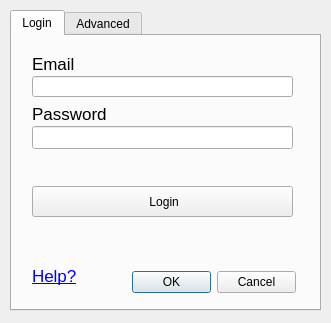
Above: ui/watering_login_dialog.ui from Ingeniousware/QGISWaterIng before the change. Below: the same form after it.
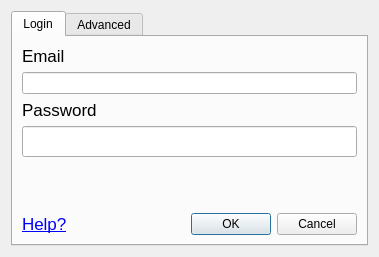
That is the form after the change. Custom widgets are drawn as their Qt base class.

Commit message: login dialog redesign

The edit to the form file:
```diff
--- a/ui/watering_login_dialog.ui
+++ b/ui/watering_login_dialog.ui
@@ -9,22 +9,16 @@
    <rect>
     <x>0</x>
     <y>0</y>
-    <width>331</width>
-    <height>323</height>
+    <width>379</width>
+    <height>257</height>
    </rect>
   </property>
   <property name="windowTitle">
    <string>WaterIng API Connection</string>
   </property>
+  <layout class="QVBoxLayout" name="verticalLayout">
+   <item>
   <widget class="QTabWidget" name="container">
-   <property name="geometry">
-    <rect>
-     <x>10</x>
-     <y>10</y>
-     <width>311</width>
-     <height>301</height>
-    </rect>
-   </property>
    <property name="sizePolicy">
     <sizepolicy hsizetype="Preferred" vsizetype="Preferred">
      <horstretch>0</horstretch>
@@ -49,16 +43,9 @@
     <attribute name="title">
      <string>Login</string>
     </attribute>
-
+      <layout class="QVBoxLayout" name="verticalLayout_2">
+       <item>
     <widget class="QLabel" name="emailUsr">
-     <property name="geometry">
-      <rect>
-       <x>20</x>
-       <y>20</y>
-       <width>60</width>
-       <height>16</height>
-      </rect>
-     </property>
      <property name="font">
       <font>
        <pointsize>13</pointsize>
@@ -71,27 +58,12 @@
       <string>Email</string>
      </property>
     </widget>
-    <widget class="QLineEdit" name="emailInput">
-     <property name="geometry">
-      <rect>
-       <x>20</x>
-       <y>40</y>
-       <width>261</width>
-       <height>21</height>
-      </rect>
-     </property>
-    </widget>
-
-
+       </item>
+       <item>
+        <widget class="QLineEdit" name="emailInput"/>
+       </item>
+       <item>
     <widget class="QLabel" name="passwordUsr">
-     <property name="geometry">
-      <rect>
-       <x>20</x>
-       <y>70</y>
-       <width>91</width>
-       <height>16</height>
-      </rect>
-     </property>
      <property name="font">
       <font>
        <pointsize>13</pointsize>
@@ -102,15 +74,9 @@
       <string>Password</string>
      </property>
     </widget>
+       </item>
+       <item>
     <widget class="QgsPasswordLineEdit" name="passwordInput">
-     <property name="geometry">
-      <rect>
-       <x>20</x>
-       <y>90</y>
-       <width>261</width>
-       <height>23</height>
-      </rect>
-     </property>
      <property name="font">
       <font>
        <pointsize>14</pointsize>
@@ -124,36 +90,34 @@
       <bool>true</bool>
      </property>
     </widget>
-
-
-
-    <widget class="QPushButton" name="loginBtn">
-     <property name="geometry">
-      <rect>
-       <x>20</x>
-       <y>150</y>
-       <width>261</width>
-       <height>31</height>
-      </rect>
-     </property>
+       </item>
+       <item>
+        <spacer name="verticalSpacer_2">
+         <property name="orientation">
+          <enum>Qt::Vertical</enum>
+         </property>
+         <property name="sizeHint" stdset="0">
+          <size>
+           <width>20</width>
+           <height>40</height>
+          </size>
+         </property>
+        </spacer>
+       </item>
+       <item>
+        <widget class="QLabel" name="errorLogin">
      <property name="styleSheet">
-      <string notr="true"/>
+          <string notr="true">color:red</string>
      </property>
      <property name="text">
-      <string> Login</string>
-     </property>
-    </widget>
-
-
+          <string/>
+         </property>
+        </widget>
+       </item>
+       <item>
+        <layout class="QHBoxLayout" name="horizontalLayout">
+         <item>
     <widget class="QLabel" name="help_link">
-     <property name="geometry">
-      <rect>
-       <x>20</x>
-       <y>230</y>
-       <width>200</width>
-       <height>20</height>
-      </rect>
-     </property>
      <property name="font">
       <font>
        <family>Segoe UI</family>
@@ -170,82 +134,66 @@
       <bool>true</bool>
      </property>
     </widget>
-
-    <widget class="QLabel" name="errorLogin">
-     <property name="geometry">
-      <rect>
-       <x>20</x>
-       <y>190</y>
-       <width>231</width>
-       <height>16</height>
-      </rect>
-     </property>
-     <property name="styleSheet">
-      <string notr="true">color:red</string>
-     </property>
-     <property name="text">
-      <string/>
-     </property>
-    </widget>
-
+         </item>
+         <item>
     <widget class="QDialogButtonBox" name="buttonAcceptCancel">
      <property name="enabled">
       <bool>true</bool>
      </property>
-     <property name="geometry">
-      <rect>
-       <x>120</x>
-       <y>230</y>
-       <width>164</width>
-       <height>32</height>
-      </rect>
-     </property>
      <property name="standardButtons">
       <set>QDialogButtonBox::Cancel|QDialogButtonBox::Ok</set>
      </property>
     </widget>
-
+         </item>
+        </layout>
+       </item>
+      </layout>
    </widget>
    <widget class="QWidget" name="advanced">
     <attribute name="title">
      <string>Advanced</string>
     </attribute>
+      <layout class="QVBoxLayout" name="verticalLayout_3">
+       <item>
+        <widget class="QLabel" name="labelServer">
+         <property name="font">
+          <font>
+           <pointsize>13</pointsize>
+           <weight>50</weight>
+           <bold>false</bold>
+           <kerning>false</kerning>
+          </font>
+         </property>
+         <property name="text">
+          <string>Server Url</string>
+         </property>
+        </widget>
+       </item>
+       <item>
     <widget class="QLineEdit" name="serverInput">
-     <property name="geometry">
-      <rect>
-       <x>20</x>
-       <y>40</y>
-       <width>261</width>
-       <height>21</height>
-      </rect>
-     </property>
      <property name="placeholderText">
       <string>https://dev.watering.online</string>
      </property>
     </widget>
-    <widget class="QLabel" name="labelServer">
-     <property name="geometry">
-      <rect>
-       <x>20</x>
-       <y>20</y>
-       <width>151</width>
-       <height>16</height>
-      </rect>
-     </property>
-     <property name="font">
-      <font>
-       <pointsize>13</pointsize>
-       <weight>50</weight>
-       <bold>false</bold>
-       <kerning>false</kerning>
-      </font>
-     </property>
-     <property name="text">
-      <string>Server Url</string>
-     </property>
-    </widget>
-   </widget>
-  </widget>
+       </item>
+       <item>
+        <spacer name="verticalSpacer">
+         <property name="orientation">
+          <enum>Qt::Vertical</enum>
+         </property>
+         <property name="sizeHint" stdset="0">
+          <size>
+           <width>20</width>
+           <height>40</height>
+          </size>
+         </property>
+        </spacer>
+       </item>
+      </layout>
+     </widget>
+    </widget>
+   </item>
+  </layout>
  </widget>
  <customwidgets>
   <customwidget>
```
Lines whose indentation alone changed are shown as unchanged. The commit also changes 1 other file.
